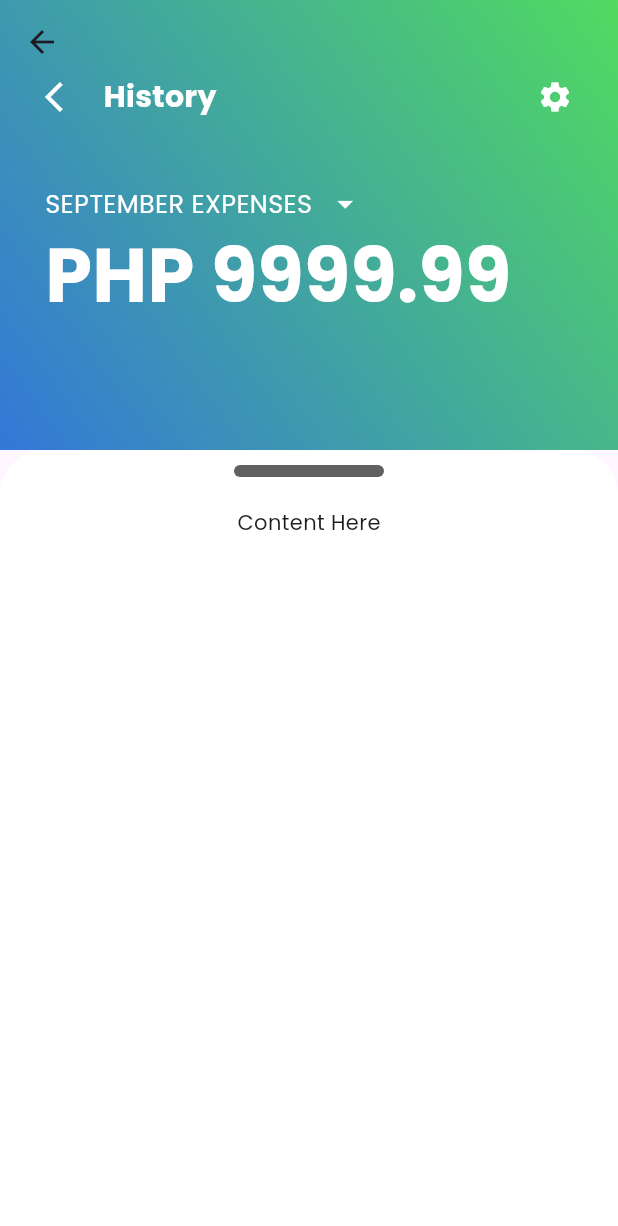
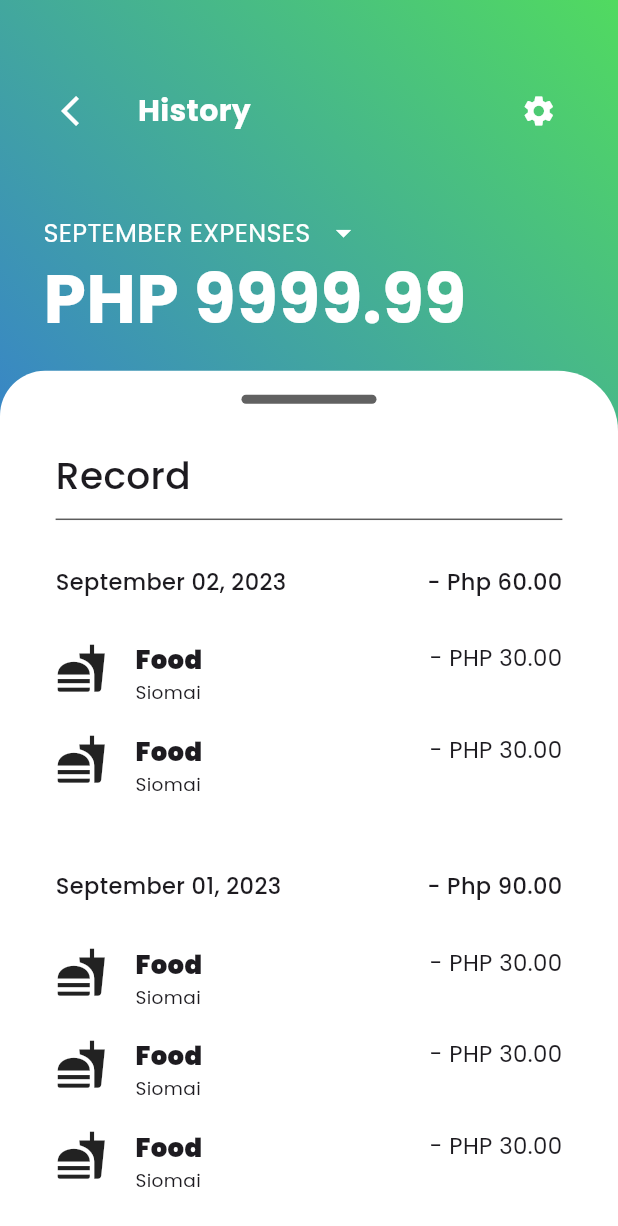
Before and after one commit to Yebione/badyet, a Flutter app: the screen it shows after launch, after a tap on the "history" icon, on a phone screen of 412 x 824 dp. Shown: the top 1226 px of the screen. Run offline on Flutter 3.47's test engine with Material 3 defaults, Android fonts, the phone set to English and light mode, and no system bars; our stand-ins replace google_fonts.

Commit message:
building history

```diff
--- a/lib/main.dart
+++ b/lib/main.dart
@@ -1,4 +1,5 @@
 import 'package:badyet/screens/History.dart';
+import 'package:badyet/screens/HistoryScaf.dart';
 import 'package:badyet/screens/home.dart';
 import 'package:flutter/material.dart';
 import 'package:badyet/screens/Settings.dart';
@@ -16,20 +17,18 @@ class MyApp extends StatelessWidget {
   @override
   Widget build(BuildContext context) {
     return MaterialApp(
-
       title: 'Badyet',
       routes: {
         '/settings': (BuildContext ctx) => SettingsPage(),
         '/about': (BuildContext ctx) => AboutPage(),
         '/history': (BuildContext ctx) => HistoryPage(),
-
+        '/historytemp': (BuildContext ctx) => MyHistoryPage(),
       },
       theme: ThemeData(
         textTheme: GoogleFonts.poppinsTextTheme(
           Theme.of(context).textTheme,
         ),
       ),
-
       debugShowCheckedModeBanner: false,
       home: const badyetHome(),
     );
--- /dev/null
+++ b/lib/screens/HistoryScaf.dart
@@ -0,0 +1,247 @@
+// my_history_page.dart
+
+import 'package:badyet/widgets/ExpenseItem.dart';
+import 'package:flutter/material.dart';
+import 'package:google_fonts/google_fonts.dart';
+
+class MyHistoryPage extends StatefulWidget {
+  @override
+  _MyHistoryPageState createState() => _MyHistoryPageState();
+}
+
+class _MyHistoryPageState extends State<MyHistoryPage> {
+  double _blueContainerTopMargin = 0.0;
+
+  @override
+  Widget build(BuildContext context) {
+    double screenWidth = MediaQuery.of(context).size.width;
+    return Scaffold(
+      body: Stack(
+        children: [
+          GestureDetector(
+            onTap: () {
+              Navigator.pushNamed(
+                context,
+                '/settings',
+              );
+            },
+            child: Container(
+              height: MediaQuery.of(context).size.height / 2 - 10,
+              width: MediaQuery.of(context).size.width,
+              decoration: BoxDecoration(
+                color: Colors.green,
+                gradient: LinearGradient(
+                  begin: Alignment.bottomLeft,
+                  end: Alignment.topRight,
+                  colors: [
+                    const Color.fromRGBO(52, 119, 216, 1),
+                    const Color.fromRGBO(81, 218, 96, 1),
+                  ],
+                ),
+              ),
+            ),
+          ),
+          Padding(
+            padding: EdgeInsets.only(
+              left: screenWidth * 0.07,
+              right: screenWidth * 0.07,
+              top: 50,
+            ),
+            child: Column(
+              children: [
+                Row(
+                  mainAxisAlignment: MainAxisAlignment.spaceBetween,
+                  children: [
+                    Row(
+                      children: [
+                        IconButton(
+                          onPressed: () {},
+                          icon: Icon(
+                            Icons.arrow_back_ios,
+                            color: Colors.white,
+                          ),
+                        ),
+                        SizedBox(
+                          width: 15,
+                        ),
+                        Text(
+                          "History",
+                          style: TextStyle(
+                            color: Colors.white,
+                            fontSize: 20,
+                            fontWeight: FontWeight.w700,
+                          ),
+                        ),
+                      ],
+                    ),
+                    IconButton(
+                      onPressed: () {
+                        Navigator.pushNamed(
+                          context,
+                          '/settings',
+                        );
+                      },
+                      icon: Icon(
+                        Icons.settings,
+                        color: Colors.white,
+                      ),
+                    ),
+                  ],
+                ),
+                SizedBox(height: 45),
+                Row(
+                  children: [
+                    Text(
+                      'SEPTEMBER EXPENSES',
+                      style: TextStyle(
+                        fontWeight: FontWeight.w400,
+                        color: Color.fromARGB(255, 255, 255, 255),
+                        fontSize: 17,
+                      ),
+                    ),
+                    SizedBox(
+                      width: 10,
+                    ),
+                    Icon(
+                      Icons.arrow_drop_down,
+                      color: Colors.white,
+                    ),
+                  ],
+                ),
+                Align(
+                  alignment: Alignment.centerLeft,
+                  child: Text(
+                    'PHP 9999.99',
+                    style: GoogleFonts.poppins(
+                      fontWeight: FontWeight.w700,
+                      color: Colors.white,
+                      fontSize: screenWidth * 0.11,
+                    ),
+                  ),
+                ),
+              ],
+            ),
+          ),
+          SingleChildScrollView(
+            child: Column(
+              children: [
+                Container(
+                  height: MediaQuery.of(context).size.height / 2 -
+                      (MediaQuery.of(context).size.height / 5),
+                  color: Colors.transparent,
+                ),
+                Container(
+                  margin: EdgeInsets.only(top: _blueContainerTopMargin),
+                  width: screenWidth,
+                  decoration: BoxDecoration(
+                    color: Colors.white,
+                    borderRadius: BorderRadius.only(
+                      topLeft: Radius.circular(30.0),
+                      topRight: Radius.circular(40.0),
+                    ),
+                  ),
+                  padding: EdgeInsets.only(
+                    left: screenWidth * 0.09,
+                    right: screenWidth * 0.09,
+                    top: 16,
+                  ),
+                  child: Column(
+                    crossAxisAlignment: CrossAxisAlignment.start,
+                    children: [
+                      Column(
+                        children: [
+                          Container(
+                            width: 90,
+                            height: 6,
+                            decoration: BoxDecoration(
+                              color: Colors.grey[700],
+                              borderRadius: BorderRadius.circular(3),
+                            ),
+                          ),
+
+                          SizedBox(height: 30.0),
+
+                          Row(
+                            mainAxisAlignment: MainAxisAlignment.start,
+                            children: [
+                              Text(
+                                "Record",
+                                style: GoogleFonts.poppins(
+                                    fontSize: 25, fontWeight: FontWeight.w500),
+                              ),
+                            ],
+                          ),
+                          SizedBox(height: 10),
+
+                          Divider(
+                            height:
+                                2, // You can adjust the height of the divider
+                            color: const Color.fromARGB(201, 48, 48, 48),
+                          ),
+                          SizedBox(height: 30.0),
+                          Row(
+                            mainAxisAlignment: MainAxisAlignment.spaceBetween,
+                            children: [
+                              Text(
+                                "September 02, 2023",
+                                style: GoogleFonts.poppins(
+                                    fontSize: 15, fontWeight: FontWeight.w500),
+                              ),
+                              Text(
+                                "- Php 60.00",
+                                style: GoogleFonts.poppins(
+                                    fontSize: 15, fontWeight: FontWeight.w500),
+                              ),
+                            ],
+                          ),
+                          SizedBox(height: 30.0),
+
+                          ExpenseItem(),
+                          ExpenseItem(),
+
+                          SizedBox(height: 30.0),
+                          Row(
+                            mainAxisAlignment: MainAxisAlignment.spaceBetween,
+                            children: [
+                              Text(
+                                "September 01, 2023",
+                                style: GoogleFonts.poppins(
+                                    fontSize: 15, fontWeight: FontWeight.w500),
+                              ),
+                              Text(
+                                "- Php 90.00",
+                                style: GoogleFonts.poppins(
+                                    fontSize: 15, fontWeight: FontWeight.w500),
+                              ),
+                            ],
+                          ),
+                          SizedBox(height: 30.0),
+
+                          ExpenseItem(),
+                          ExpenseItem(),
+                          ExpenseItem(),
+
+                          SizedBox(height: 1000.0),
+                          // Add other contents inside the blue container
+                          Text(
+                            'Lorem ipsum dolor sit amet, consectetur adipiscing elit. '
+                            '...',
+                            style: TextStyle(
+                              fontSize: 16.0,
+                              color: Colors.white,
+                            ),
+                          ),
+                        ],
+                      ),
+                      // Add more widgets as needed
+                    ],
+                  ),
+                ),
+              ],
+            ),
+          ),
+        ],
+      ),
+    );
+  }
+}
--- a/lib/widgets/BottomNavbar.dart
+++ b/lib/widgets/BottomNavbar.dart
@@ -17,10 +17,12 @@ class BottomNavbar extends StatelessWidget {
         mainAxisAlignment: MainAxisAlignment.spaceEvenly,
         children: [
           IconButton(
-              onPressed: () {Navigator.pushNamed(
+              onPressed: () {
+                Navigator.pushNamed(
                   context,
-                  '/history',
-                );},
+                  '/historytemp',
+                );
+              },
               icon: Icon(
                 Icons.history,
                 size: screenWidth * 0.07,
--- /dev/null
+++ b/lib/widgets/commonHeader.dart
@@ -0,0 +1,26 @@
+import 'package:flutter/material.dart';
+
+class MyWidget extends StatelessWidget {
+  const MyWidget({super.key});
+
+  @override
+  Widget build(BuildContext context) {
+    String vary = "History";
+    return Row(
+      children: [
+        Icon(
+          Icons.arrow_back_ios,
+          color: Colors.white,
+        ),
+        SizedBox(
+          width: 15,
+        ),
+        Text(
+          vary,
+          style: TextStyle(
+              color: Colors.white, fontSize: 20, fontWeight: FontWeight.w700),
+        ),
+      ],
+    );
+  }
+}
```
